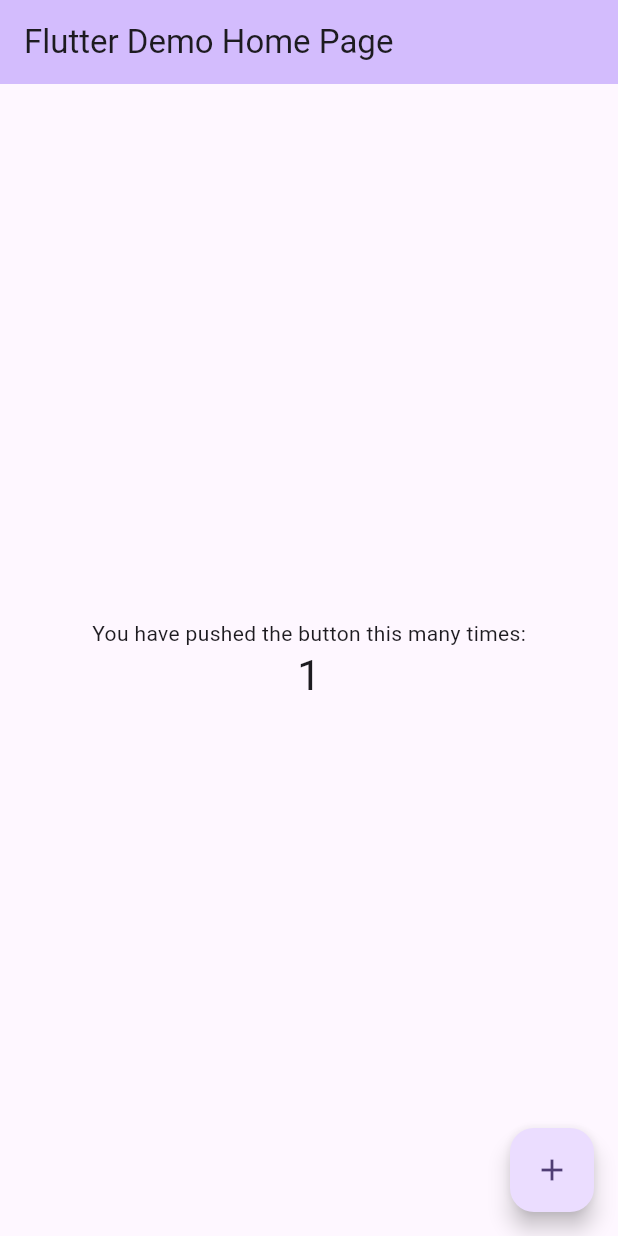
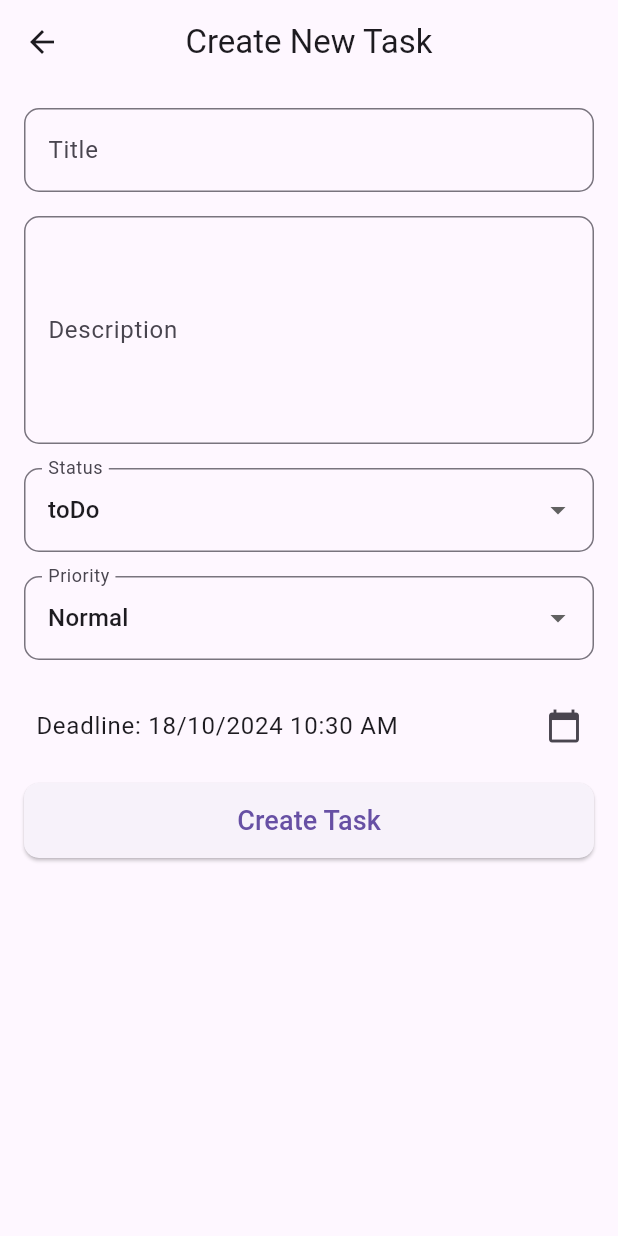
Before and after one commit to hadyawny/flutter_tasks_app, a Flutter app: the screen it shows after launch, after a tap on the "add" icon, on a phone screen of 412 x 824 dp. Run offline on Flutter 3.47's test engine with Material 3 defaults, Android fonts, the phone set to English and light mode, and no system bars; our stand-ins replace flutter_bloc, google_nav_bar, hive, hive_flutter; accounts and stored records are empty.

Commit message:
finished navigation , navbar , task component

```diff
--- a/lib/cubit/task_cubit.dart
+++ b/lib/cubit/task_cubit.dart
@@ -1,47 +1,82 @@
 import 'package:flutter_bloc/flutter_bloc.dart';
+import 'package:flutter_tasks_app/data/local/task_repository.dart';
+import '../data/models/task_model.dart';
 import 'task_state.dart';
-import '../data/local/task_repository.dart';
-import '../data/models/task_model.dart';
 
 class TaskCubit extends Cubit<TaskState> {
   final TaskRepository taskRepository;
 
   TaskCubit(this.taskRepository) : super(TaskInitial());
 
+  // Load all tasks from Hive
   void loadTasks() {
     try {
       emit(TaskLoading());
-      final tasks = taskRepository.getAllTasks();
+      List<Task> tasks = taskRepository.getAllTasks();
       emit(TaskLoaded(tasks));
     } catch (e) {
       emit(TaskError('Failed to load tasks'));
     }
   }
 
+  // Add a new task
   void addTask(Task task) {
-    try {
-      taskRepository.addTask(task);
-      loadTasks();  // Reload tasks after adding
-    } catch (e) {
-      emit(TaskError('Failed to add task'));
-    }
+    taskRepository.addTask(task);
+    loadTasks();
   }
 
+  // Update a task at a specific index
   void updateTask(int index, Task task) {
-    try {
-      taskRepository.updateTask(index, task);
-      loadTasks();  // Reload tasks after updating
-    } catch (e) {
-      emit(TaskError('Failed to update task'));
-    }
+    taskRepository.updateTask(index, task);
+    loadTasks();
   }
 
+  // Delete a task by index
   void deleteTask(int index) {
-    try {
-      taskRepository.deleteTask(index);
-      loadTasks();  // Reload tasks after deleting
-    } catch (e) {
-      emit(TaskError('Failed to delete task'));
+    taskRepository.deleteTask(index);
+    // Reload tasks to reflect the deletion
+    loadTasks();
+  }
+
+  // Filter tasks based on priority or status
+  void filterTasks({String? priority, String? status}) {
+    final currentState = state;
+    if (currentState is TaskLoaded) {
+      List<Task> filteredTasks = currentState.tasks;
+
+      if (priority != null) {
+        filteredTasks = filteredTasks.where((task) => task.priority == priority).toList();
+      }
+
+      if (status != null) {
+        filteredTasks = filteredTasks.where((task) => task.status == status).toList();
+      }
+
+      emit(TaskLoaded(filteredTasks));
     }
+
+
   }
+
+void updateTaskStatus(int taskIndex, String newStatus) {
+  final task = taskRepository.getTaskAtIndex(taskIndex);
+  final updatedTask = Task(
+    title: task.title,
+    description: task.description,
+    status: newStatus, // Update the status field
+    deadline: task.deadline,
+    priority: task.priority,
+  );
+
+  taskRepository.updateTask(taskIndex, updatedTask);
+  loadTasks(); // Refresh the task list
 }
+
+
+
+
+  // // Refresh tasks manually
+  // void refreshTasks() {
+  //   loadTasks();
+  // }
+}
--- a/lib/data/local/task_repository.dart
+++ b/lib/data/local/task_repository.dart
@@ -8,6 +8,10 @@ class TaskRepository {
 
   List<Task> getAllTasks() {
     return hiveService.getTasksBox().values.toList();
+  }
+
+    Task getTaskAtIndex(int index) {
+    return hiveService.getTasksBox().getAt(index)!;
   }
 
   void addTask(Task task) {
--- a/lib/main.dart
+++ b/lib/main.dart
@@ -1,76 +1,39 @@
 import 'package:flutter/material.dart';
-import 'package:flutter_tasks_app/data/models/task_model.dart';
-import 'package:hive/hive.dart';
-import 'package:hive_flutter/hive_flutter.dart';
+import 'package:flutter_bloc/flutter_bloc.dart';
+import 'package:flutter_tasks_app/data/local/task_repository.dart';
+import 'package:flutter_tasks_app/presentation/screens/home_screen.dart';
+import 'package:flutter_tasks_app/presentation/screens/task_creation_screen.dart';
+import 'cubit/task_cubit.dart';
+import 'data/local/hive/hive_service.dart';
+// New Task Creation Page
 
 void main() async {
-  await Hive.initFlutter();
-    Hive.registerAdapter(TaskAdapter()); //add TypeAdapater
+  WidgetsFlutterBinding.ensureInitialized();
 
-  runApp(const MyApp());
+  // Initialize Hive
+  final hiveService = HiveService();
+  await hiveService.initHive();
+
+  runApp(MyApp(hiveService: hiveService));
 }
 
 class MyApp extends StatelessWidget {
-  const MyApp({super.key});
+  final HiveService hiveService;
 
-  // This widget is the root of your application.
+  MyApp({required this.hiveService});
+
   @override
   Widget build(BuildContext context) {
-    return MaterialApp(
-      title: 'Flutter Demo',
-      theme: ThemeData(
-        colorScheme: ColorScheme.fromSeed(seedColor: Colors.deepPurple),
-        useMaterial3: true,
+    return BlocProvider(
+      create: (context) => TaskCubit(TaskRepository(hiveService))..loadTasks(),
+      child: MaterialApp(
+        debugShowCheckedModeBanner: false,
+        initialRoute: '/',
+        routes: {
+          '/': (context) => HomeScreen(),
+          'addTask': (context) => TaskCreationPage(),
+        },
       ),
-      home: const MyHomePage(title: 'Flutter Demo Home Page'),
     );
   }
 }
-
-class MyHomePage extends StatefulWidget {
-  const MyHomePage({super.key, required this.title});
-
-  final String title;
-
-  @override
-  State<MyHomePage> createState() => _MyHomePageState();
-}
-
-class _MyHomePageState extends State<MyHomePage> {
-  int _counter = 0;
-
-  void _incrementCounter() {
-    setState(() {
-      _counter++;
-    });
-  }
-
-  @override
-  Widget build(BuildContext context) {
-    return Scaffold(
-      appBar: AppBar(
-        backgroundColor: Theme.of(context).colorScheme.inversePrimary,
-        title: Text(widget.title),
-      ),
-      body: Center(
-        child: Column(
-          mainAxisAlignment: MainAxisAlignment.center,
-          children: <Widget>[
-            const Text(
-              'You have pushed the button this many times:',
-            ),
-            Text(
-              '$_counter',
-              style: Theme.of(context).textTheme.headlineMedium,
-            ),
-          ],
-        ),
-      ),
-      floatingActionButton: FloatingActionButton(
-        onPressed: _incrementCounter,
-        tooltip: 'Increment',
-        child: const Icon(Icons.add),
-      ), // This trailing comma makes auto-formatting nicer for build methods.
-    );
-  }
-}
--- /dev/null
+++ b/lib/presentation/components/nav_bar.dart
@@ -0,0 +1,47 @@
+import 'package:flutter/material.dart';
+import 'package:google_nav_bar/google_nav_bar.dart';
+
+class NavBar extends StatelessWidget {
+  final int selectedIndex;
+  final Function onTabChange;
+
+  const NavBar({
+    super.key,
+    required this.selectedIndex,
+    required this.onTabChange,
+  });
+
+  @override
+  Widget build(BuildContext context) {
+    return Container(
+      color: Colors.black,
+      child: Padding(
+        padding: const EdgeInsets.symmetric(horizontal: 15, vertical: 18),
+        child: GNav(
+          backgroundColor: Colors.black,
+          color: Colors.white,
+          activeColor: Colors.white,
+          tabBackgroundColor: Colors.grey.shade800,
+          gap: 8,
+          onTabChange: (index) => onTabChange(index),
+          selectedIndex: selectedIndex,
+          padding: const EdgeInsets.all(16),
+          tabs: const [
+            GButton(
+              icon: Icons.home,
+              text: 'Home',
+            ),
+            GButton(
+              icon: Icons.pie_chart,
+              text: 'Statistics',
+            ),
+            GButton(
+              icon: Icons.settings,
+              text: 'Preferences',
+            ),
+          ],
+        ),
+      ),
+    );
+  }
+}
--- /dev/null
+++ b/lib/presentation/screens/home_screen.dart
@@ -0,0 +1,35 @@
+import 'package:flutter/material.dart';
+import 'package:flutter_tasks_app/presentation/components/nav_bar.dart';
+import 'package:flutter_tasks_app/presentation/screens/tabs/home_tab.dart';
+import 'package:flutter_tasks_app/presentation/screens/tabs/settings_tab.dart';
+import 'package:flutter_tasks_app/presentation/screens/tabs/statistics_tab.dart';
+
+class HomeScreen extends StatefulWidget {
+  @override
+  State<HomeScreen> createState() => _HomeScreenState();
+}
+
+class _HomeScreenState extends State<HomeScreen> {
+  int selectedIndex = 0;
+
+  // List of pages that correspond to each tab
+  final List<Widget> screens = [
+    HomeTab(),
+    StatisticsTab(),
+    SettingsTab(),
+  ];
+
+  @override
+  Widget build(BuildContext context) {
+    return Scaffold(
+        body: screens[selectedIndex],
+        bottomNavigationBar:
+            NavBar(selectedIndex: selectedIndex, onTabChange: navFunction));
+  }
+
+  navFunction(index) {
+    setState(() {
+      selectedIndex = index;
+    });
+  }
+}
--- /dev/null
+++ b/lib/presentation/screens/tabs/home_tab.dart
@@ -0,0 +1,47 @@
+import 'package:flutter/material.dart';
+import 'package:flutter_bloc/flutter_bloc.dart';
+import 'package:flutter_tasks_app/cubit/task_cubit.dart';
+import 'package:flutter_tasks_app/cubit/task_state.dart';
+import 'package:flutter_tasks_app/presentation/components/task_item.dart';
+
+class HomeTab extends StatelessWidget {
+  const HomeTab({super.key});
+
+  @override
+  Widget build(BuildContext context) {
+    return Scaffold(
+      appBar: AppBar(
+        centerTitle: true,
+        title: const Text('Tasks'),
+      ),
+      body: BlocBuilder<TaskCubit, TaskState>(
+        builder: (context, state) {
+          if (state is TaskLoading) {
+            return const Center(child: CircularProgressIndicator());
+          } else if (state is TaskLoaded) {
+            return ListView.builder(
+              itemCount: state.tasks.length,
+              itemBuilder: (context, index) {
+                if (state.tasks.length == 0) {
+                  return const Center(child: Text('No tasks found.'));
+                }
+                final task = state.tasks[index];
+                return TaskItem(task: task, index: index);
+              },
+            );
+          } else if (state is TaskError) {
+            return Center(child: Text(state.message));
+          } else {
+            return const Center(child: Text('No tasks found.'));
+          }
+        },
+      ),
+      floatingActionButton: FloatingActionButton(
+        onPressed: () {
+          Navigator.pushNamed(context, 'addTask');
+        },
+        child: const Icon(Icons.add),
+      ),
+    );
+  }
+}
--- /dev/null
+++ b/lib/presentation/screens/task_creation_screen.dart
@@ -0,0 +1,222 @@
+import 'package:flutter/material.dart';
+import 'package:flutter_bloc/flutter_bloc.dart';
+import 'package:intl/intl.dart'; // For formatting date and time
+import 'package:flutter_tasks_app/cubit/task_cubit.dart';
+import 'package:flutter_tasks_app/data/models/task_model.dart';
+
+class TaskCreationPage extends StatefulWidget {
+  @override
+  _TaskCreationPageState createState() => _TaskCreationPageState();
+}
+
+class _TaskCreationPageState extends State<TaskCreationPage> {
+  final formKey = GlobalKey<FormState>();
+
+  // Task details
+  String title = '';
+  String description = '';
+  String status = 'toDo'; // Default status
+  String priority = 'Normal'; // Default priority
+  DateTime deadline = DateTime.now(); // Default deadline
+
+  // Helper function to show date picker
+  Future<void> selectDeadline(BuildContext context) async {
+    final DateTime? picked = await showDatePicker(
+      context: context,
+      initialDate: deadline,
+      firstDate: DateTime(2020),
+      lastDate: DateTime(2030),
+    );
+    if (picked != null && picked != deadline) {
+      setState(() {
+        deadline = DateTime(
+          picked.year,
+          picked.month,
+          picked.day,
+          deadline.hour,
+          deadline.minute,
+        );
+      });
+    }
+  }
+
+  // Helper function to show time picker
+  Future<void> selectTime(BuildContext context) async {
+    final TimeOfDay? picked = await showTimePicker(
+      context: context,
+      initialTime: TimeOfDay.fromDateTime(deadline),
+    );
+    if (picked != null) {
+      setState(() {
+        deadline = DateTime(
+          deadline.year,
+          deadline.month,
+          deadline.day,
+          picked.hour,
+          picked.minute,
+        );
+      });
+    }
+  }
+
+  // Format the deadline for display
+  String getFormattedDeadline() {
+    return DateFormat('dd/MM/yyyy hh:mm a').format(deadline);
+  }
+
+  @override
+  Widget build(BuildContext context) {
+    return Scaffold(
+      appBar: AppBar(
+        title: const Text('Create New Task'),
+        centerTitle: true,
+      ),
+      body: Padding(
+        padding: const EdgeInsets.all(16.0),
+        child: Form(
+          key: formKey,
+          child: ListView(
+            children: <Widget>[
+              // Task Title
+              TextFormField(
+                decoration: InputDecoration(
+                  labelText: 'Title',
+                  border: OutlineInputBorder(
+                    borderRadius: BorderRadius.circular(10),
+                  ),
+                ),
+                validator: (value) {
+                  if (value == null || value.isEmpty) {
+                    return 'Please enter a title';
+                  }
+                  return null;
+                },
+                onSaved: (value) {
+                  title = value!;
+                },
+              ),
+              const SizedBox(height: 16),
+
+              // Task Description
+              TextFormField(
+                decoration: InputDecoration(
+                  labelText: 'Description',
+                  border: OutlineInputBorder(
+                    borderRadius: BorderRadius.circular(10),
+                  ),
+                ),
+                maxLines: 5, // Increases the size of the text box
+
+                onSaved: (value) {
+                  description = value!;
+                },
+              ),
+              const SizedBox(height: 16),
+
+              // Status Dropdown
+              DropdownButtonFormField<String>(
+                value: status,
+                decoration: InputDecoration(
+                  labelText: 'Status',
+                  border: OutlineInputBorder(
+                    borderRadius: BorderRadius.circular(10),
+                  ),
+                ),
+                items: ['toDo', 'inProgress', 'completed']
+                    .map<DropdownMenuItem<String>>((String value) {
+                  return DropdownMenuItem<String>(
+                    value: value,
+                    child: Text(value),
+                  );
+                }).toList(),
+                onChanged: (newValue) {
+                  setState(() {
+                    status = newValue!;
+                  });
+                },
+              ),
+              const SizedBox(height: 16),
+
+              // Priority Dropdown
+              DropdownButtonFormField<String>(
+                value: priority,
+                decoration: InputDecoration(
+                  labelText: 'Priority',
+                  border: OutlineInputBorder(
+                    borderRadius: BorderRadius.circular(10),
+                  ),
+                ),
+                items: ['Low', 'Normal', 'High']
+                    .map<DropdownMenuItem<String>>((String value) {
+                  return DropdownMenuItem<String>(
+                    value: value,
+                    child: Text(value),
+                  );
+                }).toList(),
+                onChanged: (newValue) {
+                  setState(() {
+                    priority = newValue!;
+                  });
+                },
+              ),
+              const SizedBox(height: 16),
+
+              // Date Picker for Deadline
+              ListTile(
+                contentPadding:
+                    EdgeInsets.symmetric(vertical: 0, horizontal: 8),
+                title: Text(
+                  'Deadline: ${getFormattedDeadline()}',
+                  style: TextStyle(fontSize: 16),
+                ),
+                trailing: const Icon(Icons.calendar_today),
+                onTap: () async {
+                  await selectDeadline(context);
+                  await selectTime(context);
+                },
+              ),
+              const SizedBox(height: 10),
+
+              // Submit Button
+              SizedBox(
+                width: double.infinity,
+                child: ElevatedButton(
+                  style: ElevatedButton.styleFrom(
+                    padding: EdgeInsets.symmetric(vertical: 12),
+                    shape: RoundedRectangleBorder(
+                      borderRadius: BorderRadius.circular(10),
+                    ),
+                  ),
+                  onPressed: () {
+                    if (formKey.currentState!.validate()) {
+                      formKey.currentState!.save();
+
+                      // Create a new Task object
+                      Task newTask = Task(
+                        title: title,
+                        description: description,
+                        status: status,
+                        deadline: deadline,
+                        priority: priority,
+                      );
+
+                      // Use TaskCubit to add the task
+                      context.read<TaskCubit>().addTask(newTask);
+
+                      // Navigate back to the home screen
+                      Navigator.pop(context);
+                    }
+                  },
+                  child: const Text(
+                    'Create Task',
+                    style: TextStyle(fontSize: 18),
+                  ),
+                ),
+              ),
+            ],
+          ),
+        ),
+      ),
+    );
+  }
+}
--- a/pubspec.yaml
+++ b/pubspec.yaml
@@ -38,6 +38,8 @@ dependencies:
   hive: ^2.2.3
   hive_flutter: ^1.1.0
   flutter_bloc: ^8.1.6
+  google_nav_bar: ^5.0.6
+  intl: ^0.19.0
 
 
 dev_dependencies:
```
Also changed, not shown: lib/presentation/components/task_item.dart (added, +126 -0 lines), lib/presentation/screens/tabs/settings_tab.dart (added, +15 -0 lines), lib/presentation/screens/tabs/statistics_tab.dart (added, +15 -0 lines), lib/presentation/screens/add_task_screen.dart (deleted), lib/presentation/screens/task_list_screen.dart (deleted), lib/routes.dart (deleted), pubspec.lock.
